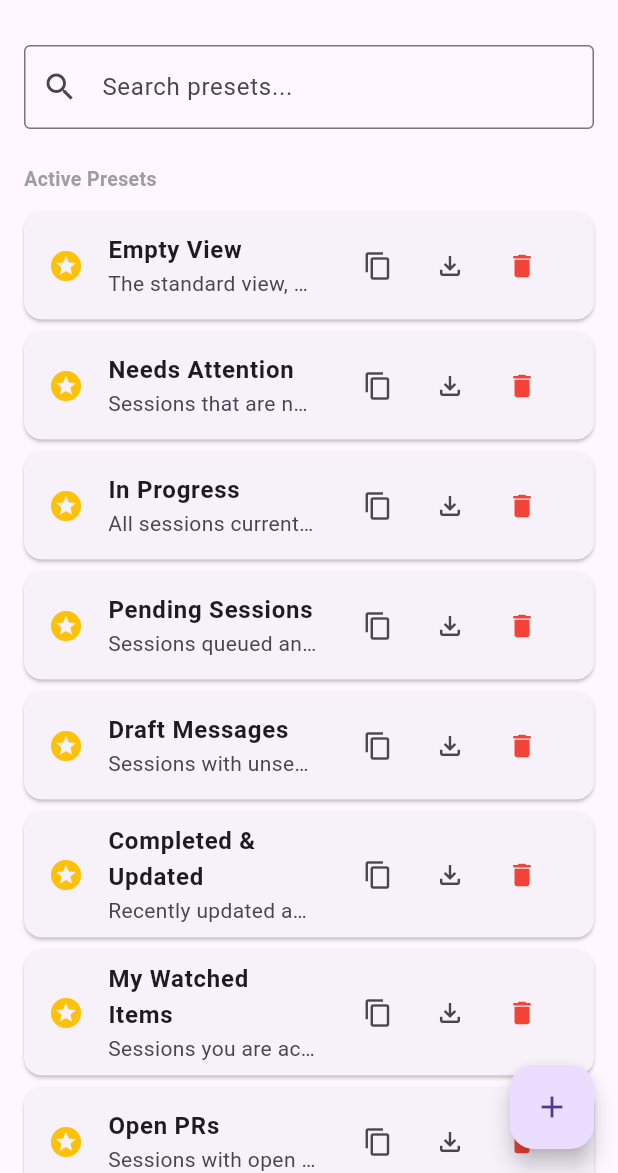
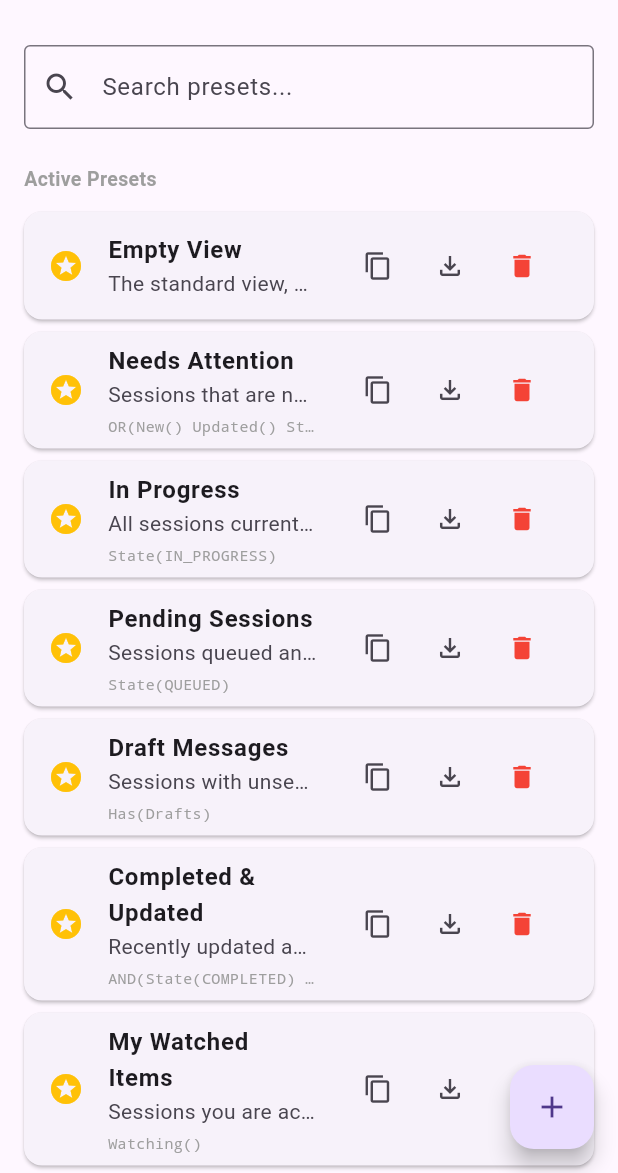
Before and after one commit to arran4/flutter_jules, a Flutter app: the BookmarkManagerScreen screen opened directly with empty values, on a phone screen of 412 x 824 dp, the part 63-1236 px from its top. Run offline on Flutter 3.47's test engine with Material 3 defaults, Android fonts, the phone set to English and light mode, and no system bars; our stand-ins replace flutter_local_notifications, flutter_markdown, flutter_secure_storage, google_sign_in, shared_preferences; missing offline and left inert: dartobjectutils; accounts and stored records are empty.

Commit message:
feat: Display bookmark expression in manager and viewer
This change adds the bookmark's filter expression to the bookmark manager and the bookmark preset viewer in the advanced search bar.

This provides users with more context about what each bookmark does without having to open the editor. The expression is displayed with a monospace font and subtle styling to differentiate it from the bookmark's name and description.

```diff
--- a/lib/ui/screens/bookmark_manager_screen.dart
+++ b/lib/ui/screens/bookmark_manager_screen.dart
@@ -157,13 +157,32 @@ class _BookmarkManagerScreenState extends State<BookmarkManagerScreen> {
           bookmark.name,
           style: const TextStyle(fontWeight: FontWeight.bold),
         ),
-        subtitle: bookmark.description != null
-            ? Text(
+        subtitle: Column(
+          crossAxisAlignment: CrossAxisAlignment.start,
+          mainAxisSize: MainAxisSize.min,
+          children: [
+            if (bookmark.description != null)
+              Text(
                 bookmark.description!,
                 maxLines: 1,
                 overflow: TextOverflow.ellipsis,
-              )
-            : null,
+              ),
+            if (bookmark.expression.isNotEmpty)
+              Padding(
+                padding: const EdgeInsets.only(top: 4.0),
+                child: Text(
+                  bookmark.expression,
+                  style: TextStyle(
+                    fontSize: 10,
+                    color: Colors.grey[500],
+                    fontFamily: 'monospace',
+                  ),
+                  maxLines: 1,
+                  overflow: TextOverflow.ellipsis,
+                ),
+              ),
+          ],
+        ),
         onTap: () => _showBookmarkEditor(context, bookmark),
         trailing: Row(
           mainAxisSize: MainAxisSize.min,
```
Also changed, not shown: lib/ui/widgets/advanced_search_bar.dart (+21 -4 lines).
